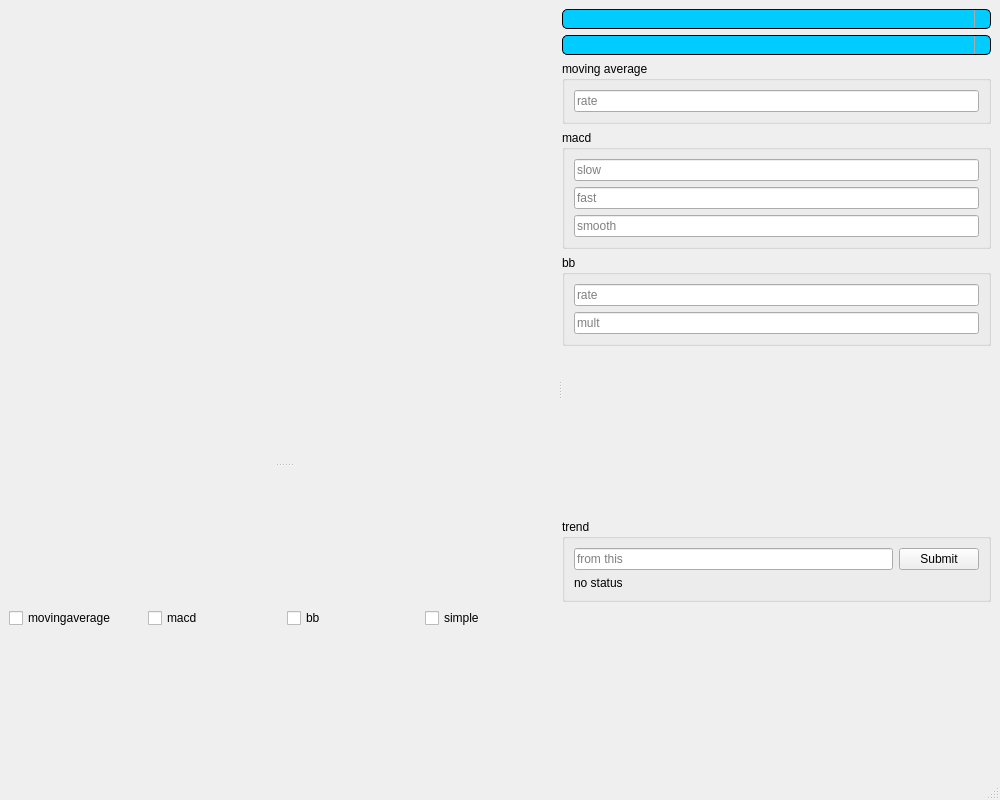
Mostafa-Hamidifard/Stock-project, file resources/plot_window.ui: the form before one commit.
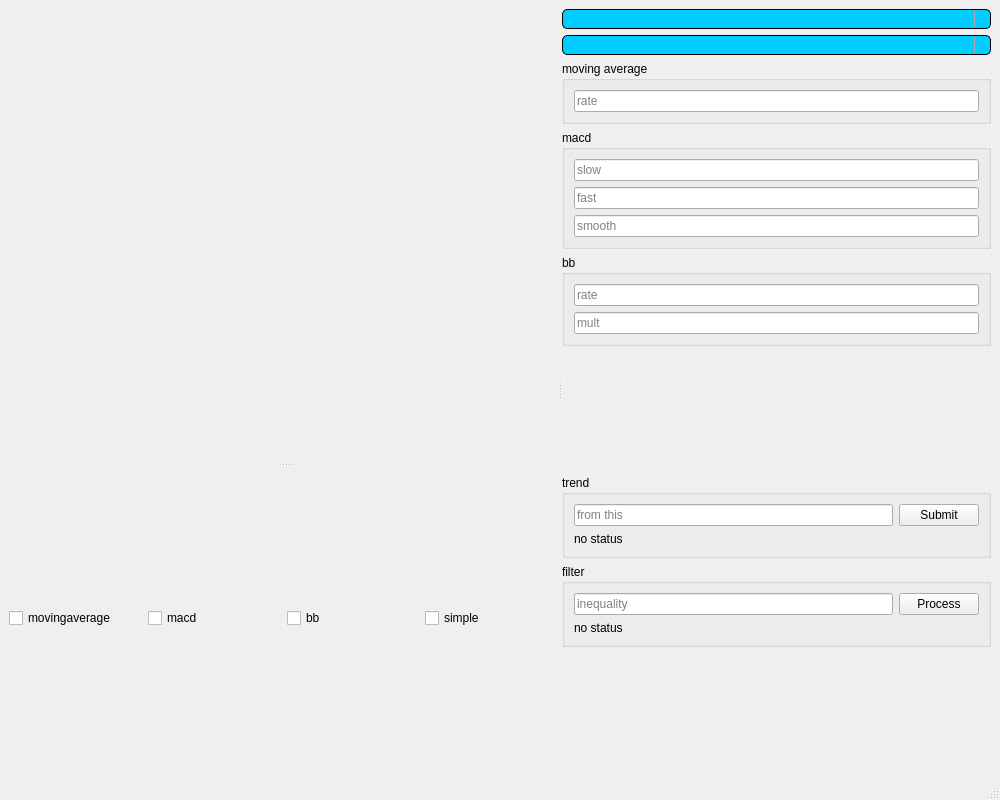
The form after the commit. Icons and pictures are not drawn.

Diff of the .ui file:
```diff
--- a/resources/plot_window.ui
+++ b/resources/plot_window.ui
@@ -255,6 +255,13 @@
            <string>trend</string>
           </property>
           <layout class="QGridLayout" name="gridLayout">
+           <item row="1" column="0">
+            <widget class="QLabel" name="label_trend">
+             <property name="text">
+              <string>no status</string>
+             </property>
+            </widget>
+           </item>
            <item row="0" column="0">
             <widget class="QLineEdit" name="lineEdit_trend">
              <property name="placeholderText">
@@ -269,8 +276,34 @@
              </property>
             </widget>
            </item>
-           <item row="1" column="0">
-            <widget class="QLabel" name="label_trend">
+          </layout>
+         </widget>
+        </item>
+        <item>
+         <widget class="QGroupBox" name="groupBox_filter">
+          <property name="title">
+           <string>filter</string>
+          </property>
+          <layout class="QGridLayout" name="gridLayout_2">
+           <item row="0" column="0">
+            <widget class="QLineEdit" name="lineEdit_filter">
+             <property name="text">
+              <string/>
+             </property>
+             <property name="placeholderText">
+              <string>inequality</string>
+             </property>
+            </widget>
+           </item>
+           <item row="0" column="1">
+            <widget class="QPushButton" name="pushButton_filter">
+             <property name="text">
+              <string>Process</string>
+             </property>
+            </widget>
+           </item>
+           <item row="1" column="0" colspan="2">
+            <widget class="QLabel" name="label_filter">
              <property name="text">
               <string>no status</string>
              </property>
```
